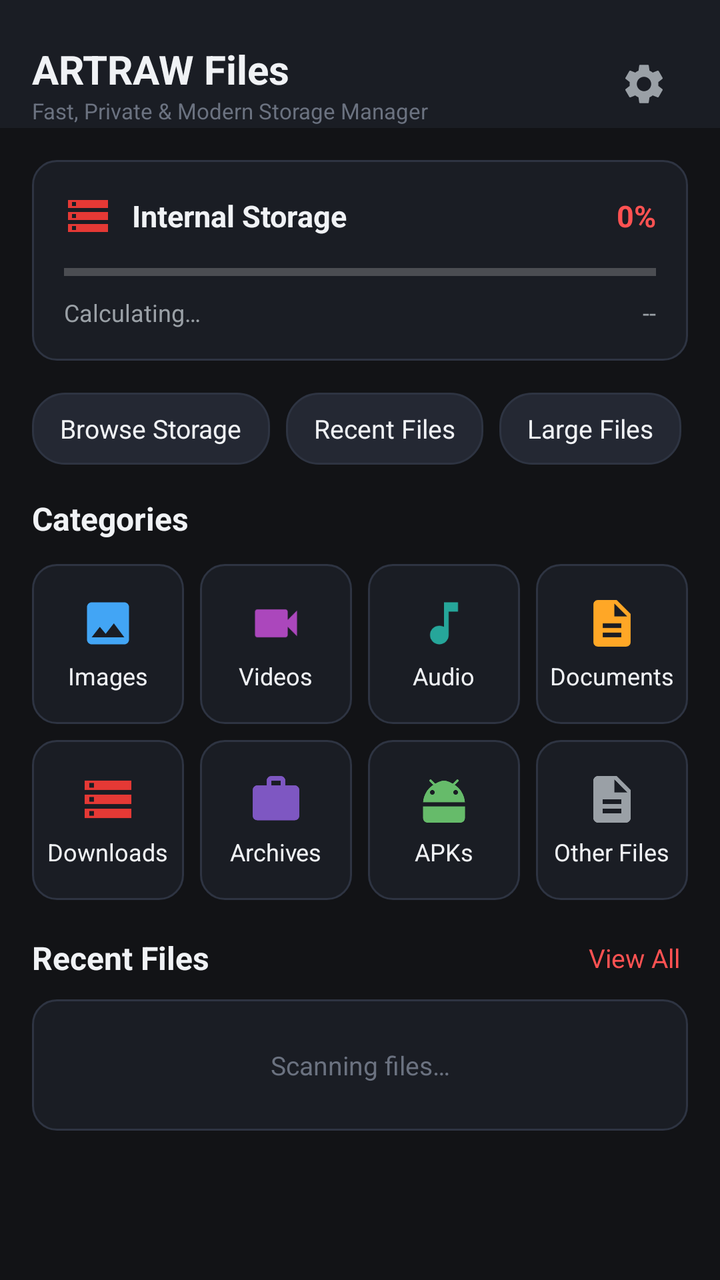
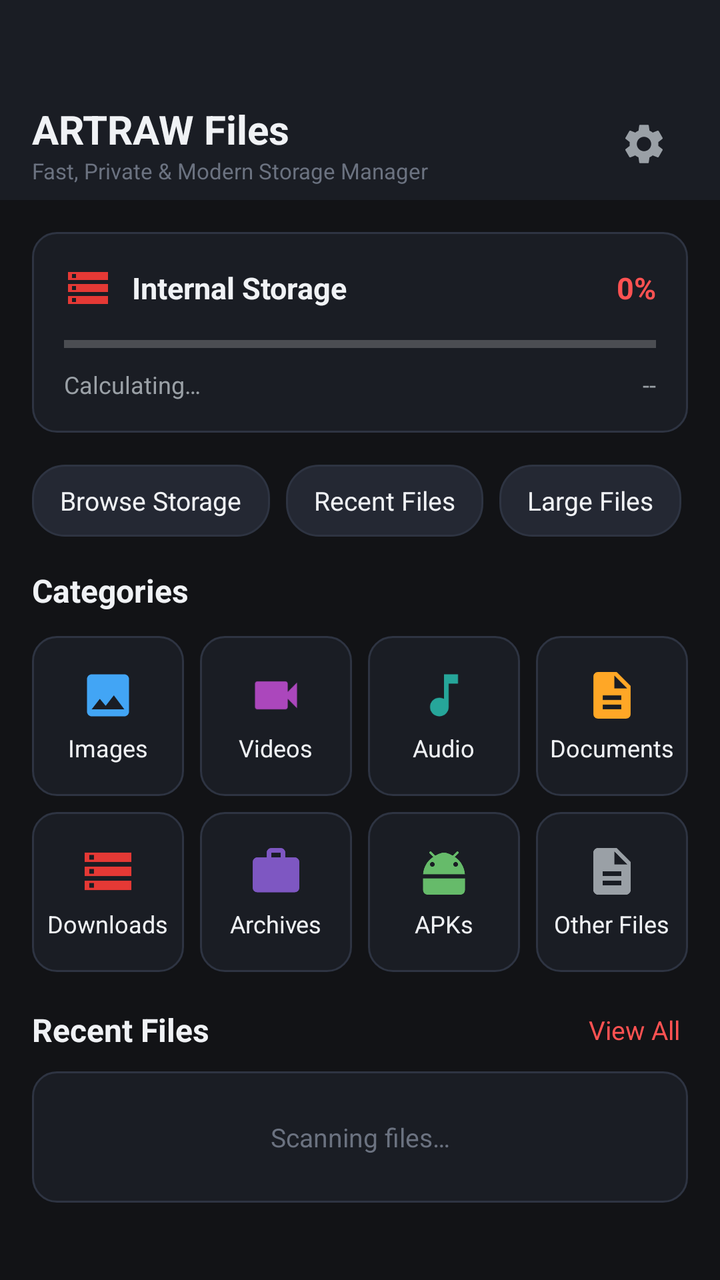

The first picture is an Android layout as it rendered before a commit; the second is the same layout after the commit. The layout source and the unified diff follow.
<!-- AndroidManifest.xml: application theme Theme.ArtrawFiles -->
<!-- res/layout/activity_main.xml -->
<?xml version="1.0" encoding="utf-8"?>
<LinearLayout xmlns:android="http://schemas.android.com/apk/res/android"
    android:layout_width="match_parent"
    android:layout_height="match_parent"
    android:orientation="vertical"
    android:background="@color/bg_dark">

    
    <RelativeLayout
        android:id="@+id/headerMain"
        android:layout_width="match_parent"
        android:layout_height="wrap_content"
        android:minHeight="64dp"
        android:paddingStart="16dp"
        android:paddingEnd="16dp"
        android:gravity="center_vertical"
        android:background="@color/surface_dark">

        <LinearLayout
            android:layout_width="wrap_content"
            android:layout_height="wrap_content"
            android:orientation="vertical"
            android:layout_alignParentStart="true"
            android:layout_centerVertical="true">

            <TextView
                android:id="@+id/tvAppTitle"
                android:layout_width="wrap_content"
                android:layout_height="wrap_content"
                android:text="@string/app_name"
                android:textColor="@color/text_primary_dark"
                android:textSize="20sp"
                android:textStyle="bold" />

            <TextView
                android:layout_width="wrap_content"
                android:layout_height="wrap_content"
                android:text="@string/app_tagline"
                android:textColor="@color/text_tertiary_dark"
                android:textSize="11sp" />
        </LinearLayout>

        <ImageView
            android:id="@+id/btnSettings"
            android:layout_width="44dp"
            android:layout_height="44dp"
            android:layout_alignParentEnd="true"
            android:layout_centerVertical="true"
            android:padding="10dp"
            android:background="?android:attr/selectableItemBackgroundBorderless"
            android:contentDescription="@string/nav_settings"
            android:src="@drawable/ic_settings" />
    </RelativeLayout>

    
    <ScrollView
        android:id="@+id/scrollMainContent"
        android:layout_width="match_parent"
        android:layout_height="0dp"
        android:layout_weight="1"
        android:clipToPadding="false"
        android:fillViewport="true">

        <LinearLayout
            android:layout_width="match_parent"
            android:layout_height="wrap_content"
            android:orientation="vertical"
            android:padding="16dp">

            
            <LinearLayout
                android:id="@+id/layoutPermissionBanner"
                android:layout_width="match_parent"
                android:layout_height="wrap_content"
                android:orientation="vertical"
                android:background="@drawable/bg_card"
                android:padding="16dp"
                android:layout_marginBottom="16dp"
                android:visibility="gone">

                <TextView
                    android:layout_width="wrap_content"
                    android:layout_height="wrap_content"
                    android:text="@string/perm_title"
                    android:textColor="@color/artraw_crimson_accent"
                    android:textSize="16sp"
                    android:textStyle="bold" />

                <TextView
                    android:layout_width="match_parent"
                    android:layout_height="wrap_content"
                    android:layout_marginTop="6dp"
                    android:text="@string/perm_desc"
                    android:textColor="@color/text_secondary_dark"
                    android:textSize="13sp" />

                <Button
                    android:id="@+id/btnGrantPermission"
                    android:layout_width="wrap_content"
                    android:layout_height="40dp"
                    android:layout_marginTop="12dp"
                    android:background="@drawable/bg_button_primary"
                    android:text="@string/perm_btn_grant"
                    android:textColor="@android:color/white"
                    android:textSize="13sp" />
            </LinearLayout>

            
            <LinearLayout
                android:id="@+id/cardStorage"
                android:layout_width="match_parent"
                android:layout_height="wrap_content"
                android:orientation="vertical"
                android:background="@drawable/bg_card"
                android:padding="16dp"
                android:layout_marginBottom="16dp">

                <RelativeLayout
                    android:layout_width="match_parent"
                    android:layout_height="wrap_content">

                    <ImageView
                        android:id="@+id/iconStorage"
                        android:layout_width="24dp"
                        android:layout_height="24dp"
                        android:src="@drawable/ic_storage"
                        android:layout_alignParentStart="true"
                        android:layout_centerVertical="true" />

                    <TextView
                        android:id="@+id/tvStorageTitle"
                        android:layout_width="wrap_content"
                        android:layout_height="wrap_content"
                        android:layout_toEndOf="@id/iconStorage"
                        android:layout_marginStart="10dp"
                        android:layout_centerVertical="true"
                        android:text="@string/storage_internal"
                        android:textColor="@color/text_primary_dark"
                        android:textSize="15sp"
                        android:textStyle="bold" />

                    <TextView
                        android:id="@+id/tvStoragePercent"
                        android:layout_width="wrap_content"
                        android:layout_height="wrap_content"
                        android:layout_alignParentEnd="true"
                        android:layout_centerVertical="true"
                        android:text="0%"
                        android:textColor="@color/artraw_crimson_accent"
                        android:textSize="15sp"
                        android:textStyle="bold" />
                </RelativeLayout>

                
                <ProgressBar
                    android:id="@+id/progressStorage"
                    style="?android:attr/progressBarStyleHorizontal"
                    android:layout_width="match_parent"
                    android:layout_height="8dp"
                    android:layout_marginTop="12dp"
                    android:max="100"
                    android:progress="0"
                    android:progressTint="@color/artraw_crimson" />

                <RelativeLayout
                    android:layout_width="match_parent"
                    android:layout_height="wrap_content"
                    android:layout_marginTop="8dp">

                    <TextView
                        android:id="@+id/tvStorageUsed"
                        android:layout_width="wrap_content"
                        android:layout_height="wrap_content"
                        android:layout_alignParentStart="true"
                        android:text="Calculating…"
                        android:textColor="@color/text_secondary_dark"
                        android:textSize="12sp" />

                    <TextView
                        android:id="@+id/tvStorageFree"
                        android:layout_width="wrap_content"
                        android:layout_height="wrap_content"
                        android:layout_alignParentEnd="true"
                        android:text="--"
                        android:textColor="@color/text_secondary_dark"
                        android:textSize="12sp" />
                </RelativeLayout>
            </LinearLayout>

            
            <HorizontalScrollView
                android:layout_width="match_parent"
                android:layout_height="wrap_content"
                android:scrollbars="none"
                android:layout_marginBottom="16dp">

                <LinearLayout
                    android:layout_width="wrap_content"
                    android:layout_height="wrap_content"
                    android:orientation="horizontal">

                    <TextView
                        android:id="@+id/chipBrowseAll"
                        android:layout_width="wrap_content"
                        android:layout_height="36dp"
                        android:background="@drawable/bg_badge"
                        android:gravity="center"
                        android:paddingStart="14dp"
                        android:paddingEnd="14dp"
                        android:text="@string/action_browse_all"
                        android:textColor="@color/text_primary_dark"
                        android:textSize="13sp" />

                    <TextView
                        android:id="@+id/chipRecent"
                        android:layout_width="wrap_content"
                        android:layout_height="36dp"
                        android:layout_marginStart="8dp"
                        android:background="@drawable/bg_badge"
                        android:gravity="center"
                        android:paddingStart="14dp"
                        android:paddingEnd="14dp"
                        android:text="@string/action_recent"
                        android:textColor="@color/text_primary_dark"
                        android:textSize="13sp" />

                    <TextView
                        android:id="@+id/chipLargeFiles"
                        android:layout_width="wrap_content"
                        android:layout_height="36dp"
                        android:layout_marginStart="8dp"
                        android:background="@drawable/bg_badge"
                        android:gravity="center"
                        android:paddingStart="14dp"
                        android:paddingEnd="14dp"
                        android:text="@string/action_large_files"
                        android:textColor="@color/text_primary_dark"
                        android:textSize="13sp" />

                    <TextView
                        android:id="@+id/chipDuplicates"
                        android:layout_width="wrap_content"
                        android:layout_height="36dp"
                        android:layout_marginStart="8dp"
                        android:background="@drawable/bg_badge"
                        android:gravity="center"
                        android:paddingStart="14dp"
                        android:paddingEnd="14dp"
                        android:text="@string/action_duplicates"
                        android:textColor="@color/text_primary_dark"
                        android:textSize="13sp" />
                </LinearLayout>
            </HorizontalScrollView>

            
            <TextView
                android:layout_width="wrap_content"
                android:layout_height="wrap_content"
                android:text="Categories"
                android:textColor="@color/text_primary_dark"
                android:textSize="16sp"
                android:textStyle="bold"
                android:layout_marginBottom="12dp" />

            
            <LinearLayout
                android:layout_width="match_parent"
                android:layout_height="wrap_content"
                android:orientation="horizontal"
                android:layout_marginBottom="8dp">

                
                <LinearLayout
                    android:id="@+id/catImages"
                    android:layout_width="0dp"
                    android:layout_height="80dp"
                    android:layout_weight="1"
                    android:orientation="vertical"
                    android:background="@drawable/bg_card"
                    android:gravity="center"
                    android:clickable="true"
                    android:focusable="true">

                    <ImageView
                        android:layout_width="28dp"
                        android:layout_height="28dp"
                        android:src="@drawable/ic_image" />

                    <TextView
                        android:layout_width="wrap_content"
                        android:layout_height="wrap_content"
                        android:layout_marginTop="4dp"
                        android:text="@string/cat_images"
                        android:textColor="@color/text_primary_dark"
                        android:textSize="12sp" />
                </LinearLayout>

                
                <LinearLayout
                    android:id="@+id/catVideos"
                    android:layout_width="0dp"
                    android:layout_height="80dp"
                    android:layout_weight="1"
                    android:layout_marginStart="8dp"
                    android:orientation="vertical"
                    android:background="@drawable/bg_card"
                    android:gravity="center"
                    android:clickable="true"
                    android:focusable="true">

                    <ImageView
                        android:layout_width="28dp"
                        android:layout_height="28dp"
                        android:src="@drawable/ic_video" />

                    <TextView
                        android:layout_width="wrap_content"
                        android:layout_height="wrap_content"
                        android:layout_marginTop="4dp"
                        android:text="@string/cat_videos"
                        android:textColor="@color/text_primary_dark"
                        android:textSize="12sp" />
                </LinearLayout>

                
                <LinearLayout
                    android:id="@+id/catAudio"
                    android:layout_width="0dp"
                    android:layout_height="80dp"
                    android:layout_weight="1"
                    android:layout_marginStart="8dp"
                    android:orientation="vertical"
                    android:background="@drawable/bg_card"
                    android:gravity="center"
                    android:clickable="true"
                    android:focusable="true">

                    <ImageView
                        android:layout_width="28dp"
                        android:layout_height="28dp"
                        android:src="@drawable/ic_audio" />

                    <TextView
                        android:layout_width="wrap_content"
                        android:layout_height="wrap_content"
                        android:layout_marginTop="4dp"
                        android:text="@string/cat_audio"
                        android:textColor="@color/text_primary_dark"
                        android:textSize="12sp" />
                </LinearLayout>

                
                <LinearLayout
                    android:id="@+id/catDocuments"
                    android:layout_width="0dp"
                    android:layout_height="80dp"
                    android:layout_weight="1"
                    android:layout_marginStart="8dp"
                    android:orientation="vertical"
                    android:background="@drawable/bg_card"
                    android:gravity="center"
                    android:clickable="true"
                    android:focusable="true">

                    <ImageView
                        android:layout_width="28dp"
                        android:layout_height="28dp"
                        android:src="@drawable/ic_document" />

                    <TextView
                        android:layout_width="wrap_content"
                        android:layout_height="wrap_content"
                        android:layout_marginTop="4dp"
                        android:text="@string/cat_documents"
                        android:textColor="@color/text_primary_dark"
                        android:textSize="12sp" />
                </LinearLayout>
            </LinearLayout>

            
            <LinearLayout
                android:layout_width="match_parent"
                android:layout_height="wrap_content"
                android:orientation="horizontal"
                android:layout_marginBottom="16dp">

                
                <LinearLayout
                    android:id="@+id/catDownloads"
                    android:layout_width="0dp"
                    android:layout_height="80dp"
                    android:layout_weight="1"
                    android:orientation="vertical"
                    android:background="@drawable/bg_card"
                    android:gravity="center"
                    android:clickable="true"
                    android:focusable="true">

                    <ImageView
                        android:layout_width="28dp"
                        android:layout_height="28dp"
                        android:src="@drawable/ic_storage" />

                    <TextView
                        android:layout_width="wrap_content"
                        android:layout_height="wrap_content"
                        android:layout_marginTop="4dp"
                        android:text="@string/cat_downloads"
                        android:textColor="@color/text_primary_dark"
                        android:textSize="12sp" />
                </LinearLayout>

                
                <LinearLayout
                    android:id="@+id/catArchives"
                    android:layout_width="0dp"
                    android:layout_height="80dp"
                    android:layout_weight="1"
                    android:layout_marginStart="8dp"
                    android:orientation="vertical"
                    android:background="@drawable/bg_card"
                    android:gravity="center"
                    android:clickable="true"
                    android:focusable="true">

                    <ImageView
                        android:layout_width="28dp"
                        android:layout_height="28dp"
                        android:src="@drawable/ic_archive" />

                    <TextView
                        android:layout_width="wrap_content"
                        android:layout_height="wrap_content"
                        android:layout_marginTop="4dp"
                        android:text="@string/cat_archives"
                        android:textColor="@color/text_primary_dark"
                        android:textSize="12sp" />
                </LinearLayout>

                
                <LinearLayout
                    android:id="@+id/catApks"
                    android:layout_width="0dp"
                    android:layout_height="80dp"
                    android:layout_weight="1"
                    android:layout_marginStart="8dp"
                    android:orientation="vertical"
                    android:background="@drawable/bg_card"
                    android:gravity="center"
                    android:clickable="true"
                    android:focusable="true">

                    <ImageView
                        android:layout_width="28dp"
                        android:layout_height="28dp"
                        android:src="@drawable/ic_apk" />

                    <TextView
                        android:layout_width="wrap_content"
                        android:layout_height="wrap_content"
                        android:layout_marginTop="4dp"
                        android:text="@string/cat_apks"
                        android:textColor="@color/text_primary_dark"
                        android:textSize="12sp" />
                </LinearLayout>

                
                <LinearLayout
                    android:id="@+id/catOther"
                    android:layout_width="0dp"
                    android:layout_height="80dp"
                    android:layout_weight="1"
                    android:layout_marginStart="8dp"
                    android:orientation="vertical"
                    android:background="@drawable/bg_card"
                    android:gravity="center"
                    android:clickable="true"
                    android:focusable="true">

                    <ImageView
                        android:layout_width="28dp"
                        android:layout_height="28dp"
                        android:src="@drawable/ic_file" />

                    <TextView
                        android:layout_width="wrap_content"
                        android:layout_height="wrap_content"
                        android:layout_marginTop="4dp"
                        android:text="@string/cat_other"
                        android:textColor="@color/text_primary_dark"
                        android:textSize="12sp" />
                </LinearLayout>
            </LinearLayout>

            
            <RelativeLayout
                android:layout_width="match_parent"
                android:layout_height="wrap_content"
                android:layout_marginBottom="8dp">

                <TextView
                    android:layout_width="wrap_content"
                    android:layout_height="wrap_content"
                    android:text="@string/action_recent"
                    android:textColor="@color/text_primary_dark"
                    android:textSize="16sp"
                    android:textStyle="bold"
                    android:layout_alignParentStart="true"
                    android:layout_centerVertical="true" />

                <TextView
                    android:id="@+id/btnViewAllRecent"
                    android:layout_width="wrap_content"
                    android:layout_height="wrap_content"
                    android:layout_alignParentEnd="true"
                    android:layout_centerVertical="true"
                    android:text="View All"
                    android:textColor="@color/artraw_crimson_accent"
                    android:textSize="13sp"
                    android:padding="4dp" />
            </RelativeLayout>

            
            <LinearLayout
                android:id="@+id/layoutRecentList"
                android:layout_width="match_parent"
                android:layout_height="wrap_content"
                android:orientation="vertical"
                android:background="@drawable/bg_card"
                android:padding="8dp">

                <TextView
                    android:id="@+id/tvRecentEmpty"
                    android:layout_width="match_parent"
                    android:layout_height="wrap_content"
                    android:gravity="center"
                    android:padding="16dp"
                    android:text="@string/state_loading"
                    android:textColor="@color/text_tertiary_dark"
                    android:textSize="13sp" />
            </LinearLayout>
        </LinearLayout>
    </ScrollView>
</LinearLayout>
<!-- resources referenced by this layout -->
<resources>
  <color name="artraw_crimson">#E53935</color>
  <color name="artraw_crimson_accent">#FF5252</color>
  <color name="bg_dark">#121316</color>
  <color name="surface_dark">#1A1D24</color>
  <color name="text_primary_dark">#F0F2F5</color>
  <color name="text_secondary_dark">#9AA0A6</color>
  <color name="text_tertiary_dark">#6B7280</color>
  <!-- drawable bg_badge (drawable) -->
  <?xml version="1.0" encoding="utf-8"?>
  <shape xmlns:android="http://schemas.android.com/apk/res/android"
      android:shape="rectangle">
      <solid android:color="@color/surface_elevated_dark" />
      <corners android:radius="16dp" />
      <stroke
          android:width="1dp"
          android:color="@color/border_dark" />
  </shape>
  <!-- drawable bg_button_primary (drawable) -->
  <?xml version="1.0" encoding="utf-8"?>
  <shape xmlns:android="http://schemas.android.com/apk/res/android"
      android:shape="rectangle">
      <solid android:color="@color/artraw_crimson" />
      <corners android:radius="8dp" />
  </shape>
  <!-- drawable bg_card (drawable) -->
  <?xml version="1.0" encoding="utf-8"?>
  <shape xmlns:android="http://schemas.android.com/apk/res/android"
      android:shape="rectangle">
      <solid android:color="@color/surface_dark" />
      <corners android:radius="12dp" />
      <stroke
          android:width="1dp"
          android:color="@color/border_dark" />
  </shape>
  <!-- drawable ic_audio (drawable) -->
  <vector xmlns:android="http://schemas.android.com/apk/res/android"
      android:width="24dp"
      android:height="24dp"
      android:viewportWidth="24"
      android:viewportHeight="24">
      <path
          android:fillColor="#26A69A"
          android:pathData="M12,3v10.55c-0.59,-0.34 -1.27,-0.55 -2,-0.55 -2.21,0 -4,1.79 -4,4s1.79,4 4,4 4,-1.79 4,-4V7h4V3h-6z"/>
  </vector>
  <!-- drawable ic_storage (drawable) -->
  <vector xmlns:android="http://schemas.android.com/apk/res/android"
      android:width="24dp"
      android:height="24dp"
      android:viewportWidth="24"
      android:viewportHeight="24">
      <path
          android:fillColor="#E53935"
          android:pathData="M2,20h20v-4H2v4zm2,-3h2v2H4v-2zM2,4v4h20V4H2zm4,3H4V5h2v2zm-4,7h20v-4H2v4zm2,-3h2v2H4v-2z"/>
  </vector>
  <!-- drawable ic_video (drawable) -->
  <vector xmlns:android="http://schemas.android.com/apk/res/android"
      android:width="24dp"
      android:height="24dp"
      android:viewportWidth="24"
      android:viewportHeight="24">
      <path
          android:fillColor="#AB47BC"
          android:pathData="M17,10.5V7c0,-0.55 -0.45,-1 -1,-1H4c-0.55,0 -1,0.45 -1,1v10c0,0.55 0.45,1 1,1h12c0.55,0 1,-0.45 1,-1v-3.5l4,4v-11l-4,4z"/>
  </vector>
  <string name="action_browse_all">Browse Storage</string>
  <string name="action_duplicates">Duplicate Finder</string>
  <string name="action_large_files">Large Files</string>
  <string name="action_recent">Recent Files</string>
  <string name="app_name">ARTRAW Files</string>
  <string name="app_tagline">Fast, Private &amp; Modern Storage Manager</string>
  <string name="cat_apks">APKs</string>
  <string name="cat_archives">Archives</string>
  <string name="cat_audio">Audio</string>
  <string name="cat_documents">Documents</string>
  <string name="cat_downloads">Downloads</string>
  <string name="cat_images">Images</string>
  <string name="cat_other">Other Files</string>
  <string name="cat_videos">Videos</string>
  <string name="nav_settings">Settings</string>
  <string name="perm_btn_grant">Grant All Files Access</string>
  <string name="perm_desc">ARTRAW Files requires All Files Access permission to browse, copy, organize, and inspect files on your device. Android 11+ manages file access via system settings.</string>
  <string name="perm_title">Storage Access Required</string>
  <string name="state_loading">Scanning files…</string>
  <string name="storage_internal">Internal Storage</string>
  <color name="surface_elevated_dark">#242833</color>
  <color name="border_dark">#2E3442</color>
  <color name="artraw_crimson_dark">#B71C1C</color>
  <!-- unchanged entries left out for length: 7 -->
</resources>

<!-- the commit's change to res/layout/activity_main.xml (unified diff, before → after) -->
@@ -6,51 +6,62 @@
     android:background="@color/bg_dark">
 
     
-    <RelativeLayout
+    
+    <LinearLayout
         android:id="@+id/headerMain"
         android:layout_width="match_parent"
         android:layout_height="wrap_content"
-        android:minHeight="64dp"
-        android:paddingStart="16dp"
-        android:paddingEnd="16dp"
-        android:gravity="center_vertical"
+        android:orientation="vertical"
         android:background="@color/surface_dark">
 
-        <LinearLayout
-            android:layout_width="wrap_content"
-            android:layout_height="wrap_content"
-            android:orientation="vertical"
-            android:layout_alignParentStart="true"
-            android:layout_centerVertical="true">
-
-            <TextView
-                android:id="@+id/tvAppTitle"
+        
+        <View
+            android:id="@+id/statusBarSpacerMain"
+            android:layout_width="match_parent"
+            android:layout_height="44dp" />
+
+        <RelativeLayout
+            android:layout_width="match_parent"
+            android:layout_height="56dp"
+            android:paddingStart="16dp"
+            android:paddingEnd="16dp">
+
+            <LinearLayout
                 android:layout_width="wrap_content"
                 android:layout_height="wrap_content"
-                android:text="@string/app_name"
-                android:textColor="@color/text_primary_dark"
-                android:textSize="20sp"
-                android:textStyle="bold" />
-
-            <TextView
-                android:layout_width="wrap_content"
-                android:layout_height="wrap_content"
-                android:text="@string/app_tagline"
-                android:textColor="@color/text_tertiary_dark"
-                android:textSize="11sp" />
-        </LinearLayout>
-
-        <ImageView
-            android:id="@+id/btnSettings"
-            android:layout_width="44dp"
-            android:layout_height="44dp"
-            android:layout_alignParentEnd="true"
-            android:layout_centerVertical="true"
-            android:padding="10dp"
-            android:background="?android:attr/selectableItemBackgroundBorderless"
-            android:contentDescription="@string/nav_settings"
-            android:src="@drawable/ic_settings" />
-    </RelativeLayout>
+                android:orientation="vertical"
+                android:layout_alignParentStart="true"
+                android:layout_centerVertical="true">
+
+                <TextView
+                    android:id="@+id/tvAppTitle"
+                    android:layout_width="wrap_content"
+                    android:layout_height="wrap_content"
+                    android:text="@string/app_name"
+                    android:textColor="@color/text_primary_dark"
+                    android:textSize="20sp"
+                    android:textStyle="bold" />
+
+                <TextView
+                    android:layout_width="wrap_content"
+                    android:layout_height="wrap_content"
+                    android:text="@string/app_tagline"
+                    android:textColor="@color/text_tertiary_dark"
+                    android:textSize="11sp" />
+            </LinearLayout>
+
+            <ImageView
+                android:id="@+id/btnSettings"
+                android:layout_width="44dp"
+                android:layout_height="44dp"
+                android:layout_alignParentEnd="true"
+                android:layout_centerVertical="true"
+                android:padding="10dp"
+                android:background="?android:attr/selectableItemBackgroundBorderless"
+                android:contentDescription="@string/nav_settings"
+                android:src="@drawable/ic_settings" />
+        </RelativeLayout>
+    </LinearLayout>
 
     
     <ScrollView
